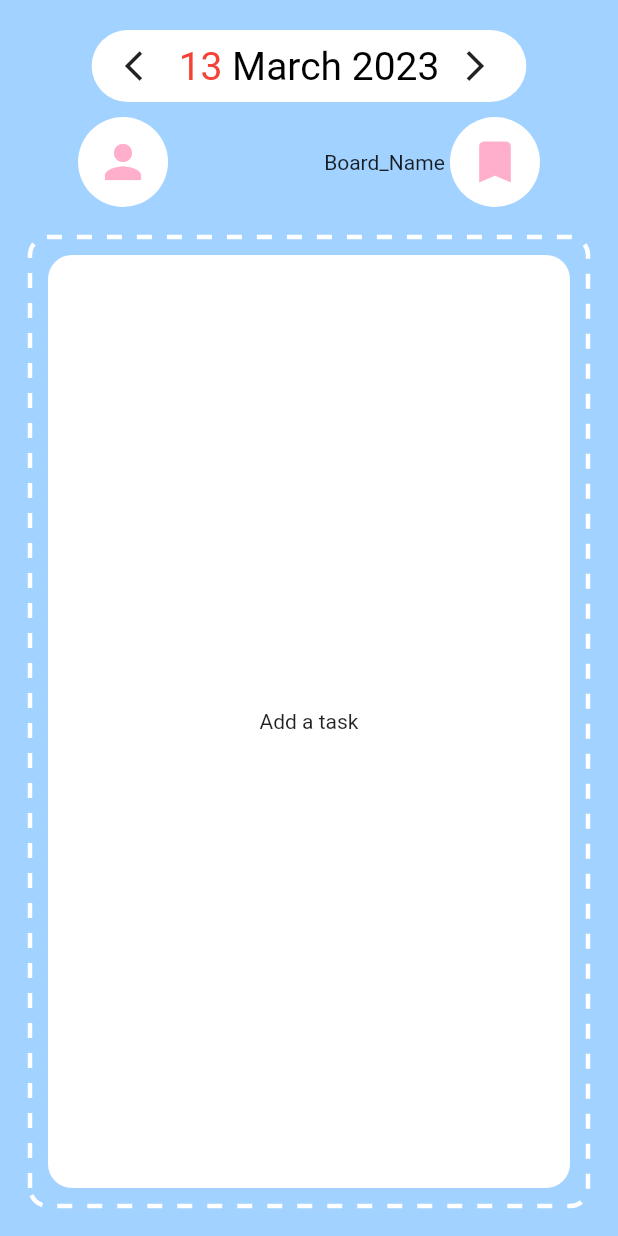
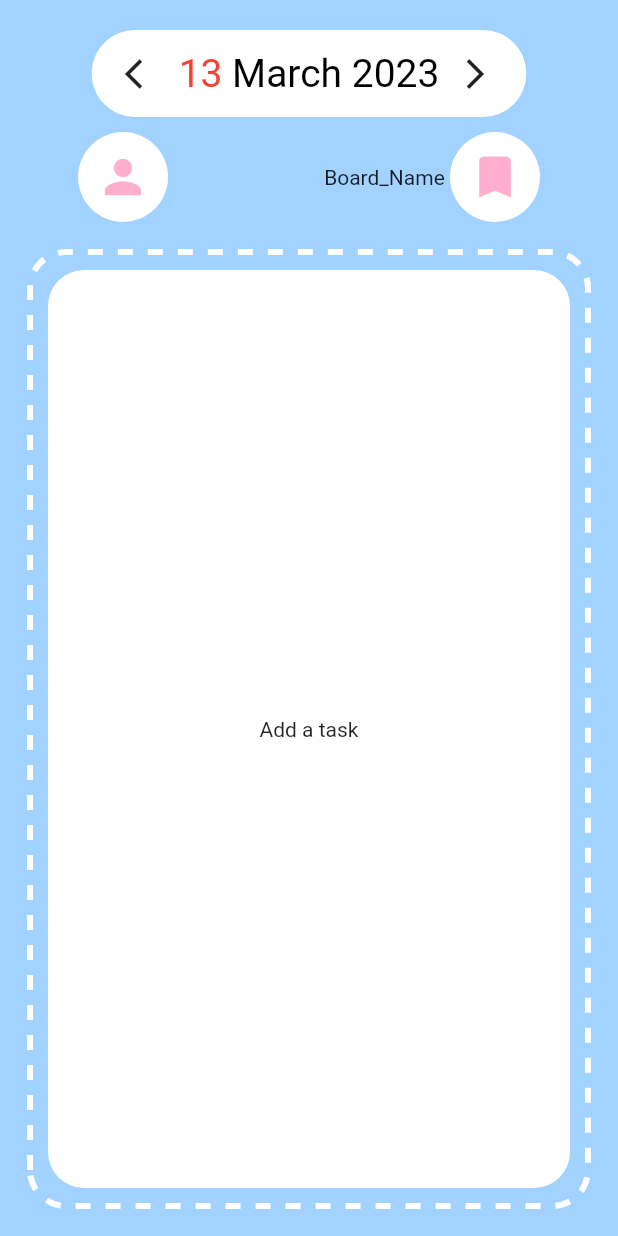
Before and after one commit to Bug-Too/CollabTasks, a Flutter app: the screen it shows after launch, after a tap on the "person" icon, on a phone screen of 412 x 824 dp. Run offline on Flutter 3.47's test engine with Material 2 defaults, Android fonts, the phone set to English and light mode, and no system bars; drawn by our look-alikes of dotted_border.

Commit message:
readjust todo page style

```diff
--- a/lib/todo_page.dart
+++ b/lib/todo_page.dart
@@ -111,7 +111,7 @@ class _TodoPageState extends State<TodoPage> {
         },
         child: Container(
             margin: const EdgeInsets.fromLTRB(0, 20, 0, 10),
-            padding: const EdgeInsets.fromLTRB(10, 0, 10, 0),
+            padding: const EdgeInsets.fromLTRB(10, 5, 10, 5),
             decoration: BoxDecoration(
               color: Colors.white,
               borderRadius: BorderRadius.circular(50),
@@ -163,7 +163,7 @@ class _TodoPageState extends State<TodoPage> {
               iconColor: Color.fromARGB(255, 255, 175, 204),
               onPressed: () {
                 //  TODO: Add login page here
-                print('Button pressed');
+                print('User button pressed');
               }),
           Row(
             children: [
@@ -175,7 +175,7 @@ class _TodoPageState extends State<TodoPage> {
                   iconColor: Color.fromARGB(255, 255, 175, 204),
                   onPressed: () {
                     // TODO: Add board page here
-                    print('Button pressed');
+                    print('Board button pressed');
                   })
             ],
           ),
@@ -194,15 +194,15 @@ class _TodoPageState extends State<TodoPage> {
               margin: const EdgeInsets.all(20),
               child: DottedBorder(
                 color: Colors.white,
-                strokeWidth: 3,
+                strokeWidth: 4,
                 borderType: BorderType.RRect,
-                radius: Radius.circular(12),
+                radius: Radius.circular(24),
                 dashPattern: [10, 10],
                 child: Container(
                     margin: const EdgeInsets.all(10),
                     decoration: BoxDecoration(
                       color: Colors.white,
-                      borderRadius: BorderRadius.circular(16),
+                      borderRadius: BorderRadius.circular(24),
                     ),
                     child: const Center(
                       child: Text('Add a task'),
```
